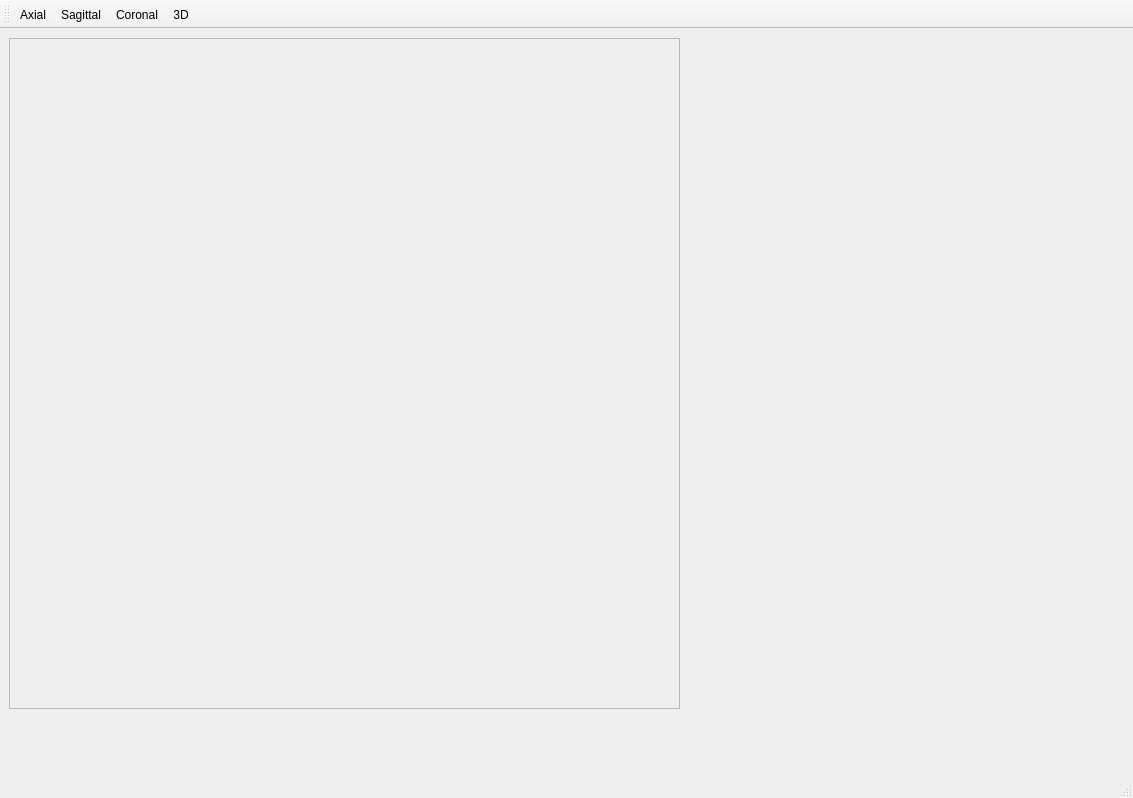
First picture: the form in python/populse_mia/user_interface/data_viewer/anatomist_2/second_window.ui, repository patafana/populse_mia, before the edit.
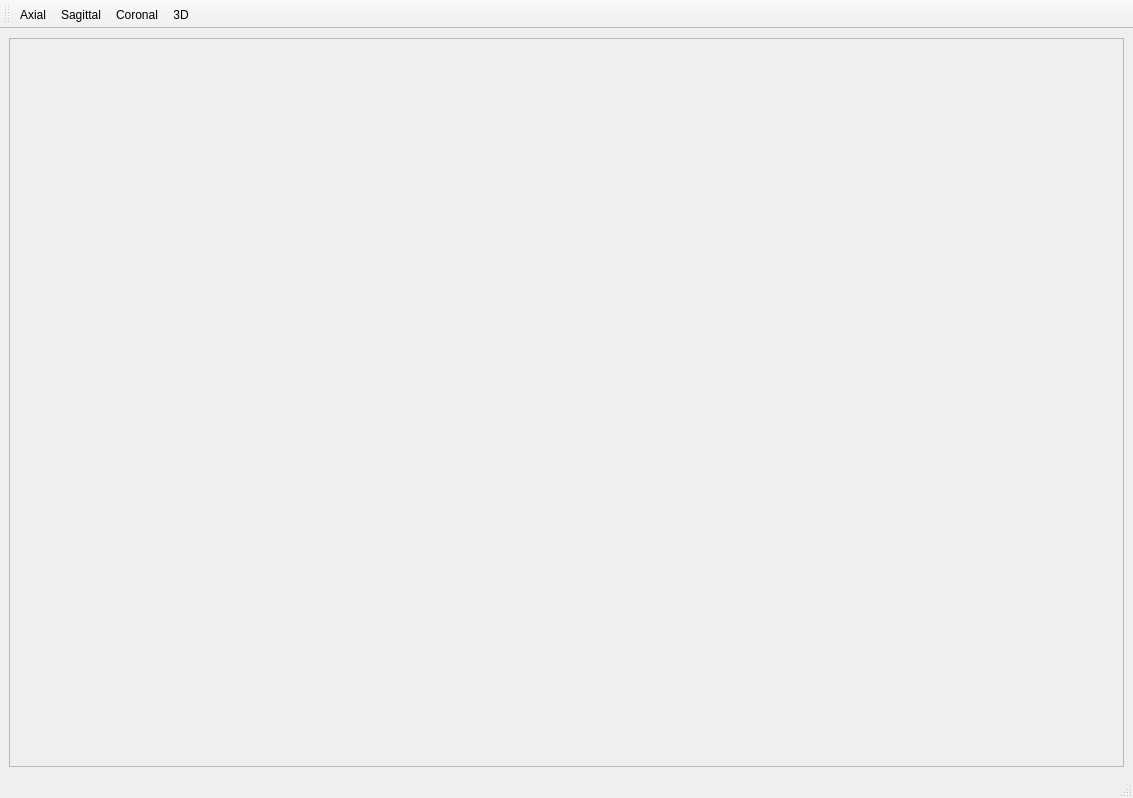
Second picture: the form after the edit. Icons and pictures are not drawn.

Commit message: resize window + close function + change imports to snd_window.py

The edit to the form file:
```diff
--- a/python/populse_mia/user_interface/data_viewer/anatomist_2/second_window.ui
+++ b/python/populse_mia/user_interface/data_viewer/anatomist_2/second_window.ui
@@ -14,15 +14,9 @@
    <string>MainWindow</string>
   </property>
   <widget class="QWidget" name="centralwidget">
+   <layout class="QVBoxLayout" name="verticalLayout">
+    <item>
    <widget class="QFrame" name="windows">
-    <property name="geometry">
-     <rect>
-      <x>9</x>
-      <y>9</y>
-      <width>671</width>
-      <height>671</height>
-     </rect>
-    </property>
     <property name="frameShape">
      <enum>QFrame::StyledPanel</enum>
     </property>
@@ -30,6 +24,8 @@
      <enum>QFrame::Raised</enum>
     </property>
    </widget>
+    </item>
+   </layout>
   </widget>
   <widget class="QMenuBar" name="menubar">
    <property name="geometry">
```
Lines whose indentation alone changed are shown as unchanged. The commit also changes 2 other files.
